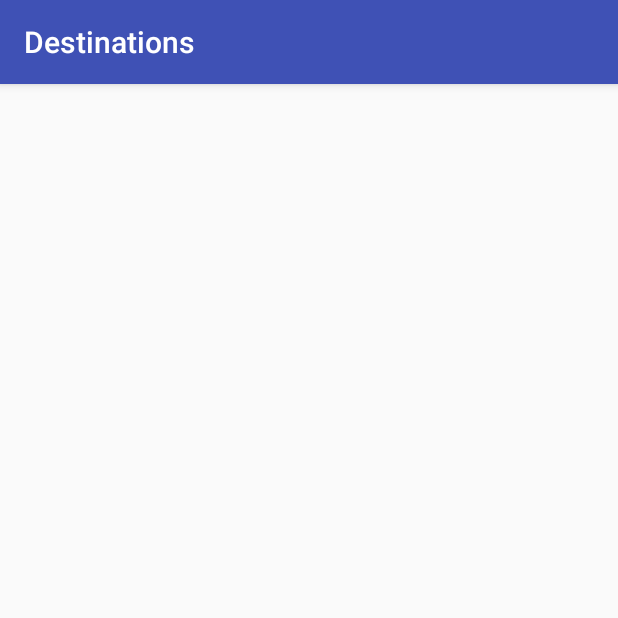
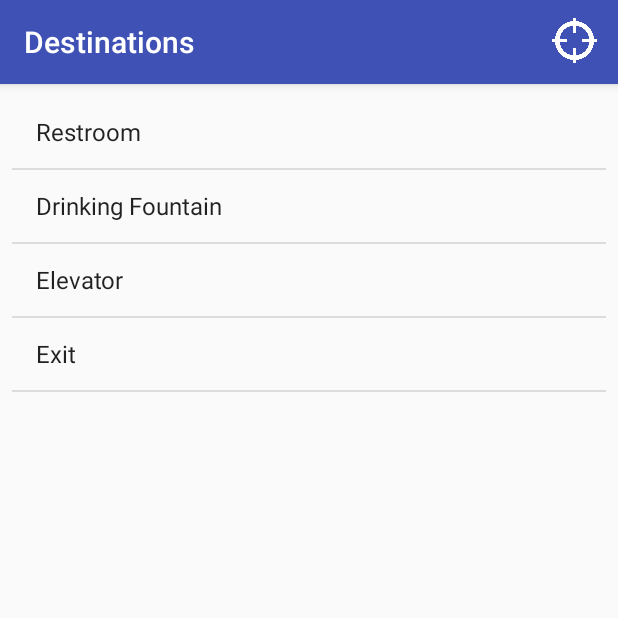
Before and after one commit to ARJH/Theia, an Android app: the screen it shows after launch (DestinationSelectionActivity), on a phone screen of 412 x 824 dp, the top half of it. Run offline under Robolectric (Android 15) with nearby library versions, the phone set to English and light mode, and no system bars.

Commit message:
Implemented mockup destination selection screen

```diff
--- a/Theia/app/src/main/java/arjh/utdallas/edu/theia/DestinationSelectionActivity.java
+++ b/Theia/app/src/main/java/arjh/utdallas/edu/theia/DestinationSelectionActivity.java
@@ -3,6 +3,14 @@ package arjh.utdallas.edu.theia;
 import android.os.Bundle;
 import android.support.v7.app.AppCompatActivity;
 import android.support.v7.widget.Toolbar;
+import android.view.Menu;
+import android.view.MenuItem;
+import android.view.View;
+import android.widget.ArrayAdapter;
+import android.widget.ListView;
+import android.widget.Toast;
+
+import java.util.Arrays;
 
 public class DestinationSelectionActivity extends AppCompatActivity {
 
@@ -10,7 +18,28 @@ public class DestinationSelectionActivity extends AppCompatActivity {
     protected void onCreate(Bundle savedInstanceState) {
         super.onCreate(savedInstanceState);
         setContentView(R.layout.activity_destination_selection);
-        Toolbar toolbar = (Toolbar) findViewById(R.id.toolbar);
+        Toolbar toolbar = findViewById(R.id.toolbar);
         setSupportActionBar(toolbar);
+
+        ListView destinationsListView = findViewById(R.id.list_view_destinations);
+
+        destinationsListView.setAdapter(
+                new ArrayAdapter<>(this,
+                        android.R.layout.simple_list_item_1,
+                        Arrays.asList("Restroom", "Drinking Fountain", "Elevator", "Exit")));
+    }
+
+    @Override
+    public boolean onCreateOptionsMenu(Menu menu) {
+        getMenuInflater().inflate(R.menu.basic_menu, menu);
+        return true;
+    }
+
+    @Override
+    public boolean onOptionsItemSelected(MenuItem item) {
+        if (item.getItemId() == R.id.menu_item_where_am_i) {
+            Toast.makeText(this, getString(R.string.toast_you_are_at, "Floor 2, Room 2.801"), Toast.LENGTH_SHORT).show();
+        }
+        return super.onOptionsItemSelected(item);
     }
 }
--- a/Theia/app/src/main/res/layout/content_destination_selection.xml
+++ b/Theia/app/src/main/res/layout/content_destination_selection.xml
@@ -8,4 +8,16 @@
     tools:context="arjh.utdallas.edu.theia.DestinationSelectionActivity"
     tools:showIn="@layout/activity_destination_selection">
 
+    <ListView
+        android:id="@+id/list_view_destinations"
+        android:layout_width="match_parent"
+        android:layout_height="match_parent"
+        android:layout_marginBottom="8dp"
+        android:layout_marginEnd="8dp"
+        android:layout_marginStart="8dp"
+        android:layout_marginTop="8dp"
+        app:layout_constraintBottom_toBottomOf="parent"
+        app:layout_constraintEnd_toEndOf="parent"
+        app:layout_constraintStart_toStartOf="parent"
+        app:layout_constraintTop_toTopOf="parent" />
 </android.support.constraint.ConstraintLayout>
--- /dev/null
+++ b/Theia/app/src/main/res/menu/basic_menu.xml
@@ -0,0 +1,10 @@
+<?xml version="1.0" encoding="utf-8"?>
+<menu xmlns:app="http://schemas.android.com/apk/res-auto"
+    xmlns:android="http://schemas.android.com/apk/res/android">
+
+    <item
+        android:id="@+id/menu_item_where_am_i"
+        android:icon="@drawable/crosshair"
+        android:title="@string/label_menu_item_where_am_i"
+        app:showAsAction="always" />
+</menu>
--- a/Theia/app/src/main/res/values/strings.xml
+++ b/Theia/app/src/main/res/values/strings.xml
@@ -3,4 +3,6 @@
     <string name="title_activity_main">MainActivity</string>
     <string name="label_no_navigation_data">No navigation data</string>
     <string name="title_activity_destination_selection">Destinations</string>
+    <string name="label_menu_item_where_am_i">Where am I</string>
+    <string name="toast_you_are_at">You are at %s</string>
 </resources>
```
Also changed, not shown: Theia/app/src/main/res/drawable/crosshair.png (added).
